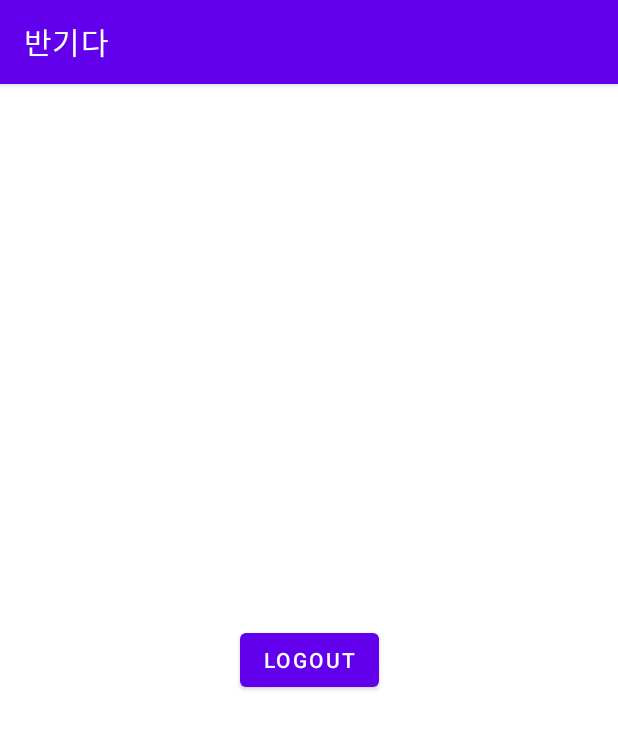
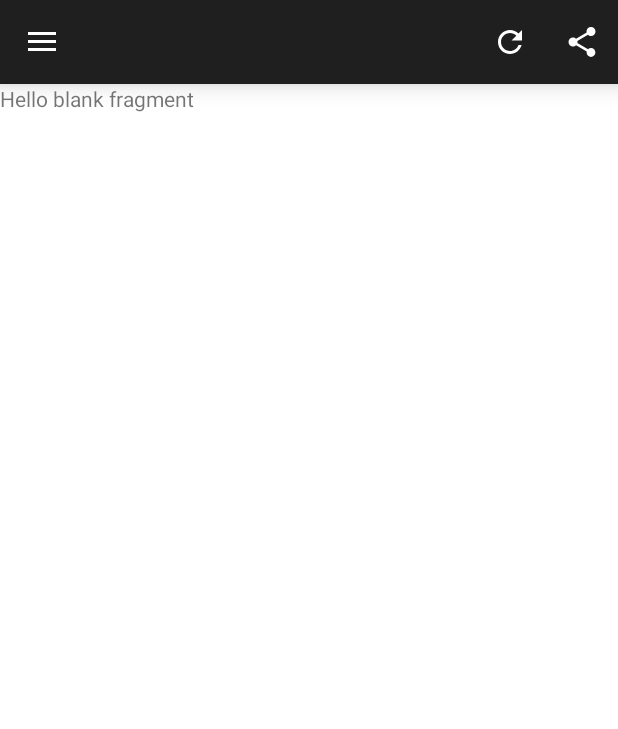
Before and after one commit to rmfosem613/Bangida, an Android app: the MainActivity screen opened directly, with no data from a screen before it, on a phone screen of 412 x 824 dp. Shown: the top 729 px of the screen. Run offline under Robolectric (Android 15) with nearby library versions, the phone set to English and light mode, and no system bars.

Commit message:
update NavigationBar

```diff
--- a/BangidaApp/app/build.gradle
+++ b/BangidaApp/app/build.gradle
@@ -32,12 +32,13 @@ dependencies {
     implementation 'androidx.appcompat:appcompat:1.2.0'
     implementation 'com.google.android.material:material:1.3.0'
     implementation 'androidx.constraintlayout:constraintlayout:2.0.4'
+    implementation 'androidx.legacy:legacy-support-v4:1.0.0'
     testImplementation 'junit:junit:4.+'
     androidTestImplementation 'androidx.test.ext:junit:1.1.2'
     androidTestImplementation 'androidx.test.espresso:espresso-core:3.3.0'
 
-    implementation 'com.android.volley:volley:1.1.1'
+    implementation 'com.android.volley:volley:1.2.0'
     implementation 'de.hdodenhof:circleimageview:3.0.0'
 
-    implementation 'com.google.android.material:material:1.1.0'
+    implementation 'com.google.android.material:material:1.3.0'
 }
--- /dev/null
+++ b/BangidaApp/app/src/main/java/com/bangida/bangidaapp/HomeFragment.java
@@ -0,0 +1,64 @@
+package com.bangida.bangidaapp;
+
+import android.os.Bundle;
+
+import androidx.fragment.app.Fragment;
+
+import android.view.LayoutInflater;
+import android.view.View;
+import android.view.ViewGroup;
+
+/**
+ * A simple {@link Fragment} subclass.
+ * Use the {@link HomeFragment#newInstance} factory method to
+ * create an instance of this fragment.
+ */
+public class HomeFragment extends Fragment {
+
+    // TODO: Rename parameter arguments, choose names that match
+    // the fragment initialization parameters, e.g. ARG_ITEM_NUMBER
+    private static final String ARG_PARAM1 = "param1";
+    private static final String ARG_PARAM2 = "param2";
+
+    // TODO: Rename and change types of parameters
+    private String mParam1;
+    private String mParam2;
+
+    public HomeFragment() {
+        // Required empty public constructor
+    }
+
+    /**
+     * Use this factory method to create a new instance of
+     * this fragment using the provided parameters.
+     *
+     * @param param1 Parameter 1.
+     * @param param2 Parameter 2.
+     * @return A new instance of fragment HomeFragment.
+     */
+    // TODO: Rename and change types and number of parameters
+    public static HomeFragment newInstance(String param1, String param2) {
+        HomeFragment fragment = new HomeFragment();
+        Bundle args = new Bundle();
+        args.putString(ARG_PARAM1, param1);
+        args.putString(ARG_PARAM2, param2);
+        fragment.setArguments(args);
+        return fragment;
+    }
+
+    @Override
+    public void onCreate(Bundle savedInstanceState) {
+        super.onCreate(savedInstanceState);
+        if (getArguments() != null) {
+            mParam1 = getArguments().getString(ARG_PARAM1);
+            mParam2 = getArguments().getString(ARG_PARAM2);
+        }
+    }
+
+    @Override
+    public View onCreateView(LayoutInflater inflater, ViewGroup container,
+                             Bundle savedInstanceState) {
+        // Inflate the layout for this fragment
+        return inflater.inflate(R.layout.fragment_home, container, false);
+    }
+}
--- a/BangidaApp/app/src/main/java/com/bangida/bangidaapp/MainActivity.java
+++ b/BangidaApp/app/src/main/java/com/bangida/bangidaapp/MainActivity.java
@@ -1,35 +1,119 @@
 package com.bangida.bangidaapp;
 
+import androidx.annotation.NonNull;
+import androidx.annotation.Nullable;
+import androidx.appcompat.app.ActionBarDrawerToggle;
 import androidx.appcompat.app.AppCompatActivity;
+import androidx.drawerlayout.widget.DrawerLayout;
+import androidx.fragment.app.FragmentManager;
+import androidx.fragment.app.FragmentTransaction;
 
 import android.content.Intent;
+import android.content.res.Configuration;
 import android.os.Bundle;
+import android.view.Menu;
+import android.view.MenuItem;
 import android.view.View;
-import android.widget.Button;
+import androidx.appcompat.widget.Toolbar;
 
 import com.bangida.bangidaapp.UtilsService.SharedPreferenceClass;
+import com.google.android.material.navigation.NavigationView;
 
 public class MainActivity extends AppCompatActivity {
 
-    Button logout;
     SharedPreferenceClass sharedPreferenceClass;
+    private Toolbar toolbar;
+    private DrawerLayout drawerLayout;
+    private ActionBarDrawerToggle drawerToggle;
+    private NavigationView navigationView;
 
     @Override
     protected void onCreate(Bundle savedInstanceState) {
         super.onCreate(savedInstanceState);
         setContentView(R.layout.activity_main);
 
-        logout = findViewById(R.id.logout);
         sharedPreferenceClass = new SharedPreferenceClass(this);
 
-        // 로그아웃 버튼 클릭시 token을 삭제하고, LoginActiivity로 이동
-        logout.setOnClickListener(new View.OnClickListener() {
+        // MainActivity
+        drawerLayout = (DrawerLayout) findViewById(R.id.drawer_layout);
+        navigationView = (NavigationView) findViewById(R.id.navigationView);
+        toolbar = findViewById(R.id.toolbar);
+
+        // error
+//        setSupportActionBar(toolbar);
+
+        navigationView.setNavigationItemSelectedListener(new NavigationView.OnNavigationItemSelectedListener() {
             @Override
-            public void onClick(View v) {
+            public boolean onNavigationItemSelected(@Nullable MenuItem item) {
+                setDrawerClick(item.getItemId());
+                item.setChecked(true);
+                drawerLayout.closeDrawers();
+                return true;
+            }
+        });
+
+        initDrawer();
+
+    }
+
+    private void initDrawer() {
+        FragmentManager manager = getSupportFragmentManager();
+        FragmentTransaction ft = manager.beginTransaction();
+        ft.replace(R.id.content, new HomeFragment());
+        ft.commit();
+
+        drawerToggle = new ActionBarDrawerToggle(this, drawerLayout, toolbar, R.string.drawer_open, R.string.drawer_close) {
+            @Override
+            public void onDrawerClosed(View drawerView) {
+                super.onDrawerClosed(drawerView);
+            }
+
+            @Override
+            public void onDrawerOpened(View drawerView) {
+                super.onDrawerOpened(drawerView);
+            }
+        };
+
+        drawerToggle.getDrawerArrowDrawable().setColor(getResources().getColor(R.color.white));
+        drawerLayout.addDrawerListener(drawerToggle);
+    }
+
+    @Override
+    public void onPostCreate(@Nullable Bundle savedInstanceState) {
+        super.onPostCreate(savedInstanceState);
+        drawerToggle.syncState();
+    }
+
+    @Override
+    public void onConfigurationChanged(@NonNull Configuration newConfig) {
+        super.onConfigurationChanged(newConfig);
+        drawerToggle.onConfigurationChanged(newConfig);
+    }
+
+    private void setDrawerClick(int itemId) {
+        switch (itemId) {
+            case R.id.action_finished_task:
+                getSupportFragmentManager().beginTransaction().replace(R.id.content, new FinishedTaskFragment()).commit();
+                break;
+            case R.id.action_home:
+                getSupportFragmentManager().beginTransaction().replace(R.id.content, new HomeFragment()).commit();
+                break;
+            case R.id.action_logout:
                 sharedPreferenceClass.clear();
                 startActivity(new Intent(MainActivity.this, LoginActivity.class));
                 finish();
-            }
-        });
+                break;
+        }
+    }
+
+    @Override
+    public boolean onCreateOptionsMenu(Menu menu) {
+        getMenuInflater().inflate(R.menu.main_menu, menu);
+        return true;
+    }
+
+    @Override
+    public boolean onOptionsItemSelected(@Nullable MenuItem item) {
+        return super.onOptionsItemSelected(item);
     }
 }
--- /dev/null
+++ b/BangidaApp/app/src/main/res/drawable/ic_refresh.xml
@@ -0,0 +1,5 @@
+<vector android:height="24dp" android:tint="#FFFFFF"
+    android:viewportHeight="24" android:viewportWidth="24"
+    android:width="24dp" xmlns:android="http://schemas.android.com/apk/res/android">
+    <path android:fillColor="@android:color/white" android:pathData="M17.65,6.35C16.2,4.9 14.21,4 12,4c-4.42,0 -7.99,3.58 -7.99,8s3.57,8 7.99,8c3.73,0 6.84,-2.55 7.73,-6h-2.08c-0.82,2.33 -3.04,4 -5.65,4 -3.31,0 -6,-2.69 -6,-6s2.69,-6 6,-6c1.66,0 3.14,0.69 4.22,1.78L13,11h7V4l-2.35,2.35z"/>
+</vector>
--- /dev/null
+++ b/BangidaApp/app/src/main/res/drawable/ic_share.xml
@@ -0,0 +1,5 @@
+<vector android:height="24dp" android:tint="#FFFFFF"
+    android:viewportHeight="24" android:viewportWidth="24"
+    android:width="24dp" xmlns:android="http://schemas.android.com/apk/res/android">
+    <path android:fillColor="@android:color/white" android:pathData="M18,16.08c-0.76,0 -1.44,0.3 -1.96,0.77L8.91,12.7c0.05,-0.23 0.09,-0.46 0.09,-0.7s-0.04,-0.47 -0.09,-0.7l7.05,-4.11c0.54,0.5 1.25,0.81 2.04,0.81 1.66,0 3,-1.34 3,-3s-1.34,-3 -3,-3 -3,1.34 -3,3c0,0.24 0.04,0.47 0.09,0.7L8.04,9.81C7.5,9.31 6.79,9 6,9c-1.66,0 -3,1.34 -3,3s1.34,3 3,3c0.79,0 1.5,-0.31 2.04,-0.81l7.12,4.16c-0.05,0.21 -0.08,0.43 -0.08,0.65 0,1.61 1.31,2.92 2.92,2.92 1.61,0 2.92,-1.31 2.92,-2.92s-1.31,-2.92 -2.92,-2.92z"/>
+</vector>
--- a/BangidaApp/app/src/main/res/layout/activity_main.xml
+++ b/BangidaApp/app/src/main/res/layout/activity_main.xml
@@ -1,19 +1,38 @@
 <?xml version="1.0" encoding="utf-8"?>
-<androidx.constraintlayout.widget.ConstraintLayout xmlns:android="http://schemas.android.com/apk/res/android"
+<androidx.drawerlayout.widget.DrawerLayout
+    xmlns:android="http://schemas.android.com/apk/res/android"
     xmlns:app="http://schemas.android.com/apk/res-auto"
     xmlns:tools="http://schemas.android.com/tools"
     android:layout_width="match_parent"
     android:layout_height="match_parent"
+    android:fitsSystemWindows="true"
+    android:id="@+id/drawer_layout"
     tools:context=".MainActivity">
 
-    <Button
-        android:id="@+id/logout"
+    <LinearLayout
+        android:layout_width="match_parent"
+        android:layout_height="match_parent"
+        android:orientation="vertical">
+
+        <include layout="@layout/app_bar_layout" />
+
+        <FrameLayout
+            android:layout_width="match_parent"
+            android:layout_height="match_parent"
+            android:id="@+id/content"
+            >
+
+        </FrameLayout>
+    </LinearLayout>
+
+    <com.google.android.material.navigation.NavigationView
         android:layout_width="wrap_content"
-        android:layout_height="wrap_content"
-        android:text="logout"
-        app:layout_constraintBottom_toBottomOf="parent"
-        app:layout_constraintEnd_toEndOf="parent"
-        app:layout_constraintStart_toStartOf="parent"
-        app:layout_constraintTop_toTopOf="parent" />
+        android:layout_height="match_parent"
+        app:itemTextColor="@color/shade_black"
+        app:headerLayout="@layout/navigation_header"
+        app:menu="@menu/menu"
+        android:layout_gravity="start"
+        android:id="@+id/navigationView"
+        />
 
-</androidx.constraintlayout.widget.ConstraintLayout>
+</androidx.drawerlayout.widget.DrawerLayout>
--- /dev/null
+++ b/BangidaApp/app/src/main/res/layout/app_bar_layout.xml
@@ -0,0 +1,15 @@
+<?xml version="1.0" encoding="utf-8"?>
+<androidx.appcompat.widget.Toolbar
+    xmlns:android="http://schemas.android.com/apk/res/android"
+    android:layout_width="match_parent"
+    android:layout_height="?attr/actionBarSize"
+    xmlns:app="http://schemas.android.com/apk/res-auto"
+    android:theme="@style/ThemeOverlay.MaterialComponents.Dark"
+    app:layout_collapseMode="pin"
+    app:layout_scrollFlags="scroll|enterAlways"
+    android:elevation="10dp"
+    android:background="#1f1f1f"
+    app:menu="@menu/main_menu"
+    android:id="@+id/toolbar">
+
+</androidx.appcompat.widget.Toolbar>
--- /dev/null
+++ b/BangidaApp/app/src/main/res/layout/fragment_home.xml
@@ -0,0 +1,14 @@
+<?xml version="1.0" encoding="utf-8"?>
+<FrameLayout xmlns:android="http://schemas.android.com/apk/res/android"
+    xmlns:tools="http://schemas.android.com/tools"
+    android:layout_width="match_parent"
+    android:layout_height="match_parent"
+    tools:context=".HomeFragment">
+
+    <!-- TODO: Update blank fragment layout -->
+    <TextView
+        android:layout_width="match_parent"
+        android:layout_height="match_parent"
+        android:text="@string/hello_blank_fragment" />
+
+</FrameLayout>
--- /dev/null
+++ b/BangidaApp/app/src/main/res/menu/main_menu.xml
@@ -0,0 +1,17 @@
+<?xml version="1.0" encoding="utf-8"?>
+<menu xmlns:android="http://schemas.android.com/apk/res/android"
+    xmlns:app="http://schemas.android.com/apk/res-auto">
+    <item
+        android:title="Refresh"
+        app:showAsAction="always"
+        android:id="@+id/refresh_menu"
+        android:icon="@drawable/ic_refresh"
+        />
+    <item
+        android:title="Share App"
+        android:id="@+id/action_share"
+        android:icon="@drawable/ic_share"
+        app:showAsAction="always"
+        />
+
+</menu>
--- /dev/null
+++ b/BangidaApp/app/src/main/res/menu/menu.xml
@@ -0,0 +1,20 @@
+<?xml version="1.0" encoding="utf-8"?>
+<menu xmlns:android="http://schemas.android.com/apk/res/android">
+    <group
+        android:id="@+id/group1"
+        android:checkableBehavior="single"
+        >
+        <item
+            android:title="Home"
+            android:id="@+id/action_home"
+            />
+        <item
+            android:title="Finished Task"
+            android:id="@+id/action_finished_task"
+            />
+        <item
+            android:title="로그아웃"
+            android:id="@+id/action_logout"
+            />
+    </group>
+</menu>
--- a/BangidaApp/app/src/main/res/values-night/themes.xml
+++ b/BangidaApp/app/src/main/res/values-night/themes.xml
@@ -1,8 +1,8 @@
 <resources xmlns:tools="http://schemas.android.com/tools">
     <!-- Base application theme. -->
-    <style name="Theme.BangidaApp" parent="Theme.MaterialComponents.DayNight.DarkActionBar">
+    <style name="Theme.BangidaApp" parent="Theme.MaterialComponents.DayNight.NoActionBar">
         <!-- Primary brand color. -->
-        <item name="colorPrimary">@color/purple_200</item>
+<!--        <item name="colorPrimary">@color/purple_200</item>-->
         <item name="colorPrimaryVariant">@color/purple_700</item>
         <item name="colorOnPrimary">@color/black</item>
         <!-- Secondary brand color. -->
--- a/BangidaApp/app/src/main/res/values/colors.xml
+++ b/BangidaApp/app/src/main/res/values/colors.xml
@@ -1,12 +1,14 @@
 <?xml version="1.0" encoding="utf-8"?>
 <resources>
-    <color name="purple_200">#FFBB86FC</color>
-    <color name="purple_500">#FF6200EE</color>
-    <color name="purple_700">#FF3700B3</color>
+    <color name="purple_200">#4A67C2</color>
+    <color name="purple_500">#5583C9</color>
+    <color name="purple_700">#273D8B</color>
     <color name="teal_200">#FF03DAC5</color>
     <color name="teal_700">#FF018786</color>
     <color name="black">#FF000000</color>
     <color name="white">#FFFFFFFF</color>
 
+
     <color name="shape_black">#403b3b</color>
+    <color name="shade_black">#2f2f2f</color>
 </resources>
--- a/BangidaApp/app/src/main/res/values/strings.xml
+++ b/BangidaApp/app/src/main/res/values/strings.xml
@@ -1,3 +1,8 @@
 <resources>
     <string name="app_name">반기다</string>
+
+    <string name="drawer_open">navigation_drawer_open</string>
+    <string name="drawer_close">navigation_drawer_close</string>
+    <!-- TODO: Remove or change this placeholder text -->
+    <string name="hello_blank_fragment">Hello blank fragment</string>
 </resources>
--- a/BangidaApp/app/src/main/res/values/themes.xml
+++ b/BangidaApp/app/src/main/res/values/themes.xml
@@ -1,6 +1,6 @@
 <resources xmlns:tools="http://schemas.android.com/tools">
     <!-- Base application theme. -->
-    <style name="Theme.BangidaApp" parent="Theme.MaterialComponents.DayNight.DarkActionBar">
+    <style name="Theme.BangidaApp" parent="Theme.MaterialComponents.DayNight.NoActionBar">
         <!-- Primary brand color. -->
         <item name="colorPrimary">@color/purple_500</item>
         <item name="colorPrimaryVariant">@color/purple_700</item>
--- a/BangidaApp/build.gradle
+++ b/BangidaApp/build.gradle
@@ -16,7 +16,7 @@ allprojects {
     repositories {
         google()
         mavenCentral()
-        jcenter() // Warning: this repository is going to shut down soon
+        //jcenter() // Warning: this repository is going to shut down soon
     }
 }
 
```
Also changed, not shown: BangidaApp/app/src/main/java/com/bangida/bangidaapp/FinishedTaskFragment.java (added, +64 -0 lines), BangidaApp/app/src/main/res/drawable/ic_avatar.xml (added, +10 -0 lines), BangidaApp/app/src/main/res/layout/fragment_finished_task.xml (added, +14 -0 lines), BangidaApp/app/src/main/res/layout/navigation_header.xml (added, +45 -0 lines), BangidaApp/app/src/main/res/drawable/header_background.jpg (added).
